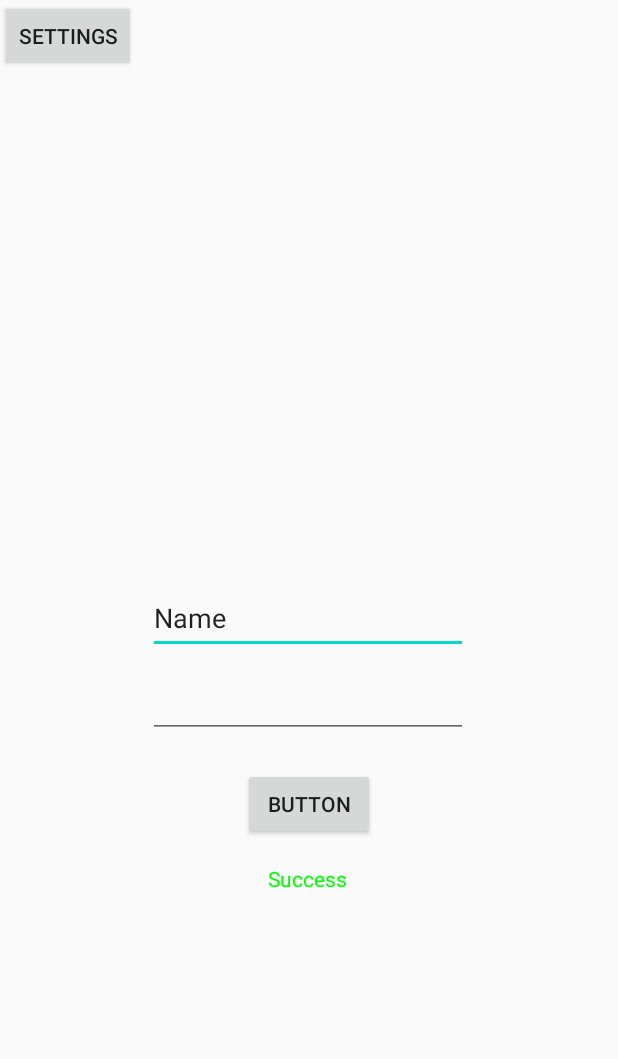
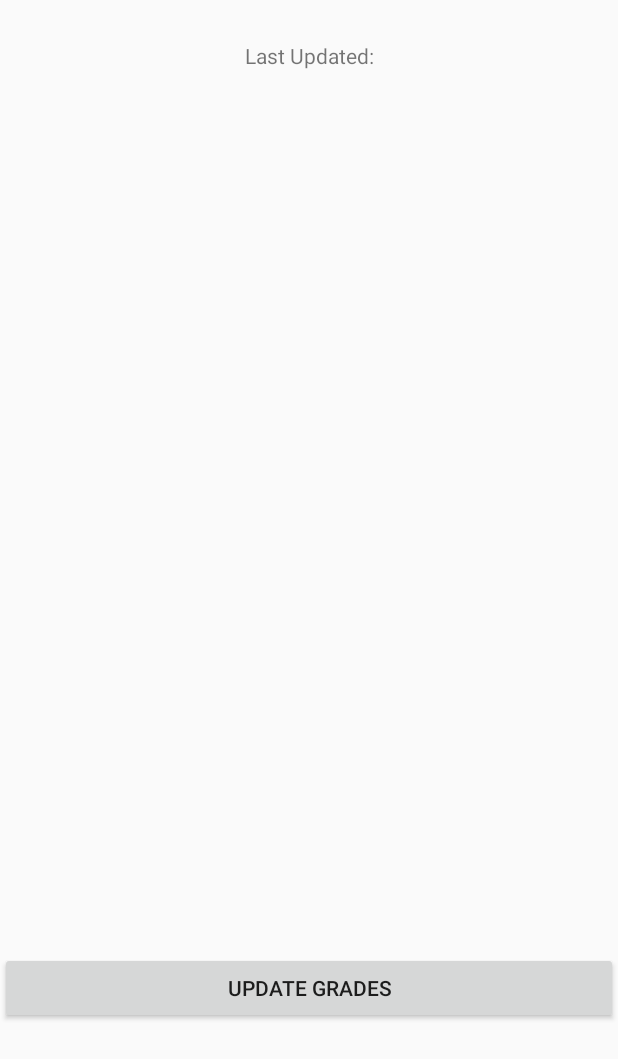
Before and after one commit to tahmid-23/SchoolPower, an Android app: the screen it shows after launch (MainActivity), after a tap on "BUTTON", on a phone screen of 412 x 824 dp. Shown: the top 1059 px of the screen. Run offline under Robolectric (Android 15) with nearby library versions, the phone set to English and light mode, and no system bars; 6 statements that could not run were skipped.

Commit message:
login redirect + code being woozy

```diff
--- a/androidApp/src/main/java/me/tahzam23/schoolpower/android/MainActivity.kt
+++ b/androidApp/src/main/java/me/tahzam23/schoolpower/android/MainActivity.kt
@@ -11,6 +11,7 @@ import kotlinx.coroutines.GlobalScope
 import kotlinx.coroutines.launch
 import me.tahzam23.schoolpower.android.listener.LoginButtonListener
 import me.tahzam23.schoolpower.android.listener.SettingsButtonListener
+import me.tahzam23.schoolpower.android.listener.UpdateGradesButtonListener
 import me.tahzam23.schoolpower.createDefaultClientConfig
 import me.tahzam23.schoolpower.data.LoginInformation
 import me.tahzam23.schoolpower.login
@@ -35,5 +36,7 @@ class MainActivity : AppCompatActivity() {
         settingsButton = findViewById<Button>(R.id.settings)
         findViewById<Button>(R.id.schoolpower_submit_button).setOnClickListener(LoginButtonListener(this))
         findViewById<Button>(R.id.settings).setOnClickListener(SettingsButtonListener(this))
+        val inflatedView = layoutInflater.inflate(R.layout.grades, null)
+        inflatedView.findViewById<Button>(R.id.update_button).setOnClickListener(UpdateGradesButtonListener(this))
     }
 }
--- a/androidApp/src/main/java/me/tahzam23/schoolpower/android/listener/ButtonListeners.kt
+++ b/androidApp/src/main/java/me/tahzam23/schoolpower/android/listener/ButtonListeners.kt
@@ -2,6 +2,7 @@ package me.tahzam23.schoolpower.android.listener
 
 import android.graphics.Color
 import android.view.View
+import android.widget.TextView
 import androidx.appcompat.app.AppCompatActivity
 import io.ktor.client.*
 import kotlinx.coroutines.GlobalScope
@@ -12,6 +13,8 @@ import me.tahzam23.schoolpower.createDefaultClientConfig
 import me.tahzam23.schoolpower.data.LoginInformation
 import me.tahzam23.schoolpower.html.AndroidDocumentCreator
 import me.tahzam23.schoolpower.login
+import java.time.LocalDateTime
+import java.time.format.DateTimeFormatter
 
 class SettingsButtonListener(private val app : AppCompatActivity) : View.OnClickListener {
     override fun onClick(p0: View?) {
@@ -40,12 +43,23 @@ class LoginButtonListener(private val app : MainActivity) : View.OnClickListener
                 if (success) {
                     app.successText.text = "Success"
                     app.successText.setTextColor(Color.GREEN)
+                    app.setContentView(R.layout.grades)
                 }
                 else {
-                    app.successText.text = "Failure"
+                    app.successText.text = "Incorrect Username or Password!"
                     app.successText.setTextColor(Color.RED)
                 }
             }
         }
     }
 }
+
+class UpdateGradesButtonListener(private val app : MainActivity) : View.OnClickListener {
+    override fun onClick(p0: View?) {
+        val dtf = DateTimeFormatter.ofPattern("MM/dd at HH:mm:ss")
+        val now = LocalDateTime.now()
+        val text = "Last Updated: " + dtf.format(now)
+        app.findViewById<TextView>(R.id.last_updated).text = text
+    }
+
+}
--- /dev/null
+++ b/androidApp/src/main/res/layout/grades.xml
@@ -0,0 +1,29 @@
+<?xml version="1.0" encoding="utf-8"?>
+<androidx.constraintlayout.widget.ConstraintLayout xmlns:android="http://schemas.android.com/apk/res/android"
+    xmlns:app="http://schemas.android.com/apk/res-auto"
+    xmlns:tools="http://schemas.android.com/tools"
+    android:layout_width="match_parent"
+    android:layout_height="match_parent">
+
+    <TextView
+        android:id="@+id/last_updated"
+        android:layout_width="wrap_content"
+        android:layout_height="wrap_content"
+        android:layout_marginStart="162dp"
+        android:layout_marginTop="27dp"
+        android:layout_marginEnd="162dp"
+        android:text="Last Updated:"
+        app:layout_constraintEnd_toEndOf="parent"
+        app:layout_constraintStart_toStartOf="parent"
+        app:layout_constraintTop_toTopOf="parent" />
+
+    <Button
+        android:id="@+id/update_button"
+        android:layout_width="match_parent"
+        android:layout_height="wrap_content"
+        android:layout_marginTop="588dp"
+        android:text="Update Grades"
+        app:layout_constraintTop_toBottomOf="@+id/last_updated"
+        tools:layout_editor_absoluteX="162dp" />
+
+</androidx.constraintlayout.widget.ConstraintLayout>
```
